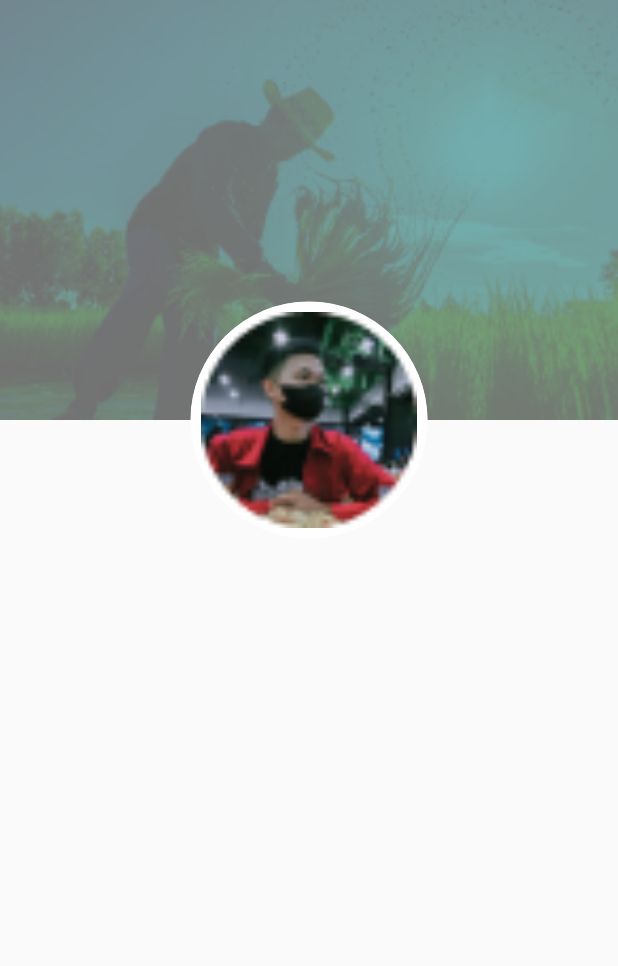
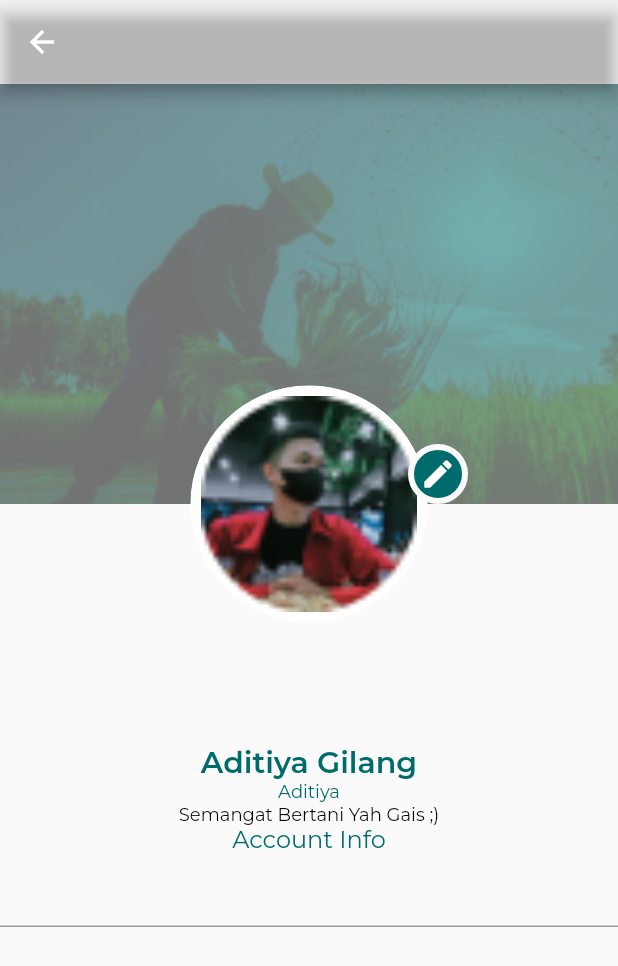
Before and after one commit to W1Z-H4L/uyee, a Flutter app: the Profile screen opened directly, on a phone screen of 412 x 824 dp. Shown: the top 966 px of the screen. Run offline on Flutter 3.47's test engine with Material 2 defaults, Android fonts, the phone set to English and light mode, and no system bars; our stand-ins replace google_fonts, percent_indicator, shared_preferences; accounts and stored records are empty.

Commit message:
edit profil baru

```diff
--- a/lib/ui/pages/profil.dart
+++ b/lib/ui/pages/profil.dart
@@ -51,8 +51,18 @@ class Profile extends StatelessWidget {
   @override
   Widget build(BuildContext context) {
     final top = coverHeight - profileHeight / 2;
-    return Column(
-      children: <Widget>[
+    return Scaffold(
+        appBar: AppBar(
+          backgroundColor: Color.fromARGB(0, 0, 106, 108),
+          leading: IconButton(
+            icon: Icon(
+              Icons.arrow_back,
+              color: Colors.white,
+            ),
+            onPressed: () {},
+          ),
+        ),
+        body: Column(children: <Widget>[
           Stack(
             clipBehavior: Clip.none,
             alignment: Alignment.center,
@@ -70,12 +80,15 @@ class Profile extends StatelessWidget {
                 child: CircleAvatar(
                   radius: profileHeight / 2,
                   backgroundColor: whiteColor,
+
                   child: Image.asset(
                     'assets/potoprofil.png',
                     height: 144,
                     fit: BoxFit.fitHeight,
                   ),
-                  backgroundImage: AssetImage('assets/gambar_lingkaran.png'),
+                  backgroundImage: AssetImage(
+                    'assets/gambar_lingkaran.png',
+                  ),
 
                   // child: Image.asset(
                   //   'assets/potoprofil.png',
@@ -86,14 +99,66 @@ class Profile extends StatelessWidget {
                   //     'assets/potoprofil.png',
                   //   )),
                   // )))
+                ),
+              ),
+              Positioned(
+                  bottom: 0,
+                  right: 100,
+                  child: Container(
+                    height: 40,
+                    width: 40,
+                    decoration: BoxDecoration(
+                      shape: BoxShape.circle,
+                      border: Border.all(
+                        width: 4,
+                        color: Theme.of(context).scaffoldBackgroundColor,
+                      ),
+                      color: subtitleColor2,
+                    ),
+                    child: Icon(
+                      Icons.edit,
+                      color: Colors.white,
+                    ),
                   ))
             ],
           ),
           SizedBox(
-          height: 20,
+            height: 160,
           ),
-        Container()
-      ],
-    );
+          Text(
+            'Aditiya Gilang',
+            textAlign: TextAlign.center,
+            style: greenTextStyle2.copyWith(
+              fontWeight: semiBold,
+              fontSize: 20,
+              color: subtitleColor2,
+            ),
+          ),
+          Text(
+            'Aditiya',
+            textAlign: TextAlign.center,
+            style: greenTextStyle2.copyWith(
+              fontSize: 12,
+              color: subtitleColor2,
+            ),
+          ),
+          Text(
+            'Semangat Bertani Yah Gais ;)',
+            textAlign: TextAlign.center,
+            style: greenTextStyle2.copyWith(
+              fontSize: 12,
+              color: Colors.black,
+            ),
+          ),
+          Text(
+            'Account Info',
+            textAlign: TextAlign.start,
+            style: greenTextStyle2.copyWith(
+              fontSize: 16,
+              color: subtitleColor2,
+            ),
+          ),
+          TextField()
+        ]));
   }
 }
--- a/lib/ui/pages/sign_in_page.dart
+++ b/lib/ui/pages/sign_in_page.dart
@@ -112,8 +112,6 @@ class SignInPage extends StatelessWidget {
                         setState() {
                           _isObsecure3 = !_isObsecure3;
                         }
-
-                        ;
                       },
                     ),
                     labelText: 'Password',
```
Lines whose indentation alone changed are shown as unchanged.
